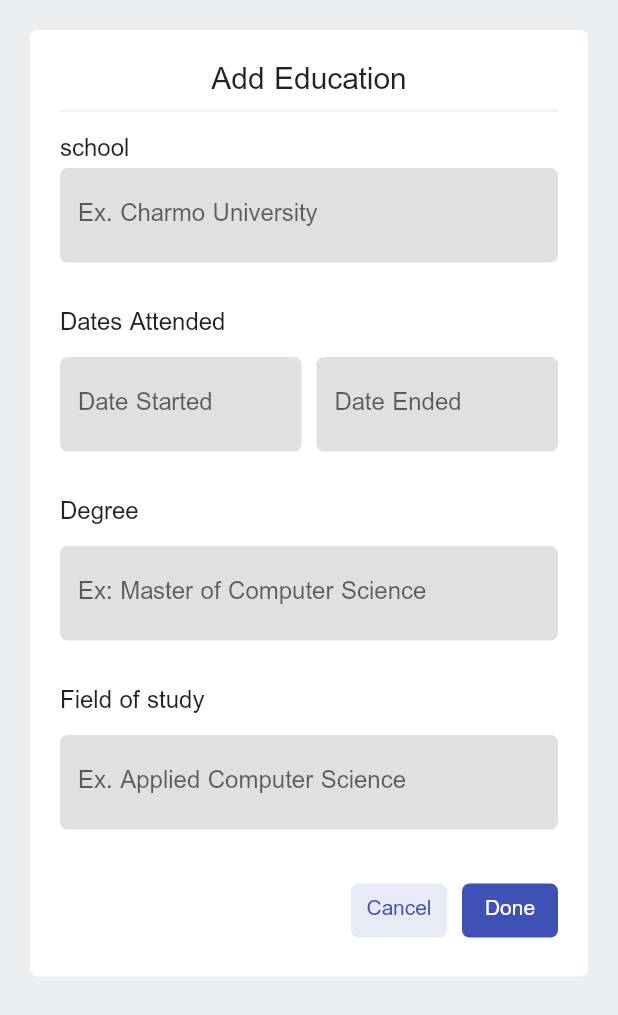
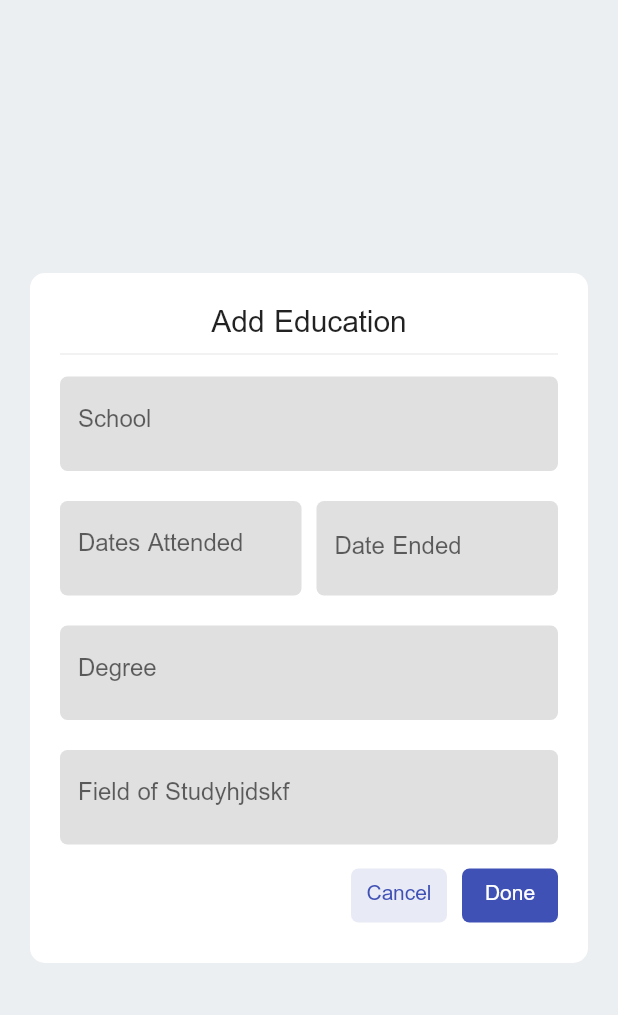
Before and after one commit to Harrem/kurdwork, a Flutter app: the AddEducation widget shown alone on an empty page, opened directly, on a phone screen of 412 x 824 dp. Shown: the top 1015 px of the screen. Run offline on Flutter 3.47's test engine with Material 2 defaults, Android fonts, the light colour scheme and no system bars; our stand-ins replace cloud_firestore, email_validator, firebase_auth, firebase_core, flutter_holo_date_picker, google_nav_bar and 1 more; accounts and stored records are empty.

Commit message:
fixed window size

```diff
--- a/lib/screens/profile_screens/add_education.dart
+++ b/lib/screens/profile_screens/add_education.dart
@@ -5,15 +5,17 @@ class AddEducation extends StatelessWidget {
 
   @override
   Widget build(BuildContext context) {
-    return SingleChildScrollView(
-      child: Material(
+    return Material(
       color: Colors.transparent,
+      child: Center(
         child: Container(
           padding: const EdgeInsets.all(20),
-          child: Card(
-            child: Container(
-              padding: const EdgeInsets.all(20),
-              width: double.infinity,
+          margin: const EdgeInsets.all(20),
+          decoration: BoxDecoration(
+            color: Colors.white,
+            borderRadius: BorderRadius.circular(10),
+          ),
+          height: 460,
           child: Column(
             children: [
               Text(
@@ -24,33 +26,20 @@ class AddEducation extends StatelessWidget {
                 color: Colors.grey[200],
               ),
               const Divider(),
-                  Container(
-                    alignment: Alignment.centerLeft,
-                    child: Text(
-                      'school',
-                      style: Theme.of(context).textTheme.subtitle1,
-                    ),
-                  ),
               TextField(
                 decoration: InputDecoration(
                     fillColor: Colors.grey[300],
+                    labelText: 'School',
                     hintText: "Ex. Charmo University"),
               ),
-                  const SizedBox(height: 30),
-                  Container(
-                    alignment: Alignment.centerLeft,
-                    child: Text(
-                      "Dates Attended",
-                      style: Theme.of(context).textTheme.subtitle1,
-                    ),
-                  ),
-                  const Divider(),
+              const Divider(height: 20),
               Row(
                 children: [
                   Expanded(
                     child: TextField(
                       decoration: InputDecoration(
                         fillColor: Colors.grey[300],
+                        labelText: "Dates Attended",
                         hintText: 'Date Started',
                       ),
                     ),
@@ -66,35 +55,21 @@ class AddEducation extends StatelessWidget {
                   )
                 ],
               ),
-                  const SizedBox(height: 30),
-                  Container(
-                    alignment: Alignment.centerLeft,
-                    child: Text(
-                      "Degree",
-                      style: Theme.of(context).textTheme.subtitle1,
-                    ),
-                  ),
-                  const Divider(),
+              const Divider(height: 20),
               TextField(
                 decoration: InputDecoration(
                     fillColor: Colors.grey[300],
+                    labelText: "Degree",
                     hintText: "Ex: Master of Computer Science"),
               ),
-                  const SizedBox(height: 30),
-                  Container(
-                    alignment: Alignment.centerLeft,
-                    child: Text(
-                      "Field of study",
-                      style: Theme.of(context).textTheme.subtitle1,
-                    ),
-                  ),
-                  const Divider(),
+              const Divider(height: 20),
               TextField(
                 decoration: InputDecoration(
                     fillColor: Colors.grey[300],
+                    labelText: "Field of Studyhjdskf",
                     hintText: "Ex. Applied Computer Science"),
               ),
-                  const SizedBox(height: 30),
+              const Divider(),
               Row(
                 mainAxisAlignment: MainAxisAlignment.end,
                 children: [
@@ -104,16 +79,13 @@ class AddEducation extends StatelessWidget {
                       },
                       child: const Text("Cancel")),
                   const VerticalDivider(),
-                      ElevatedButton(
-                          onPressed: () {}, child: const Text("Done")),
+                  ElevatedButton(onPressed: () {}, child: const Text("Done")),
                 ],
               ),
             ],
           ),
         ),
       ),
-        ),
-      ),
     );
   }
 }
```
Also changed, not shown: lib/screens/profile_screens/add_skill.dart (+19 -22 lines). Lines whose indentation alone changed are shown as unchanged.
